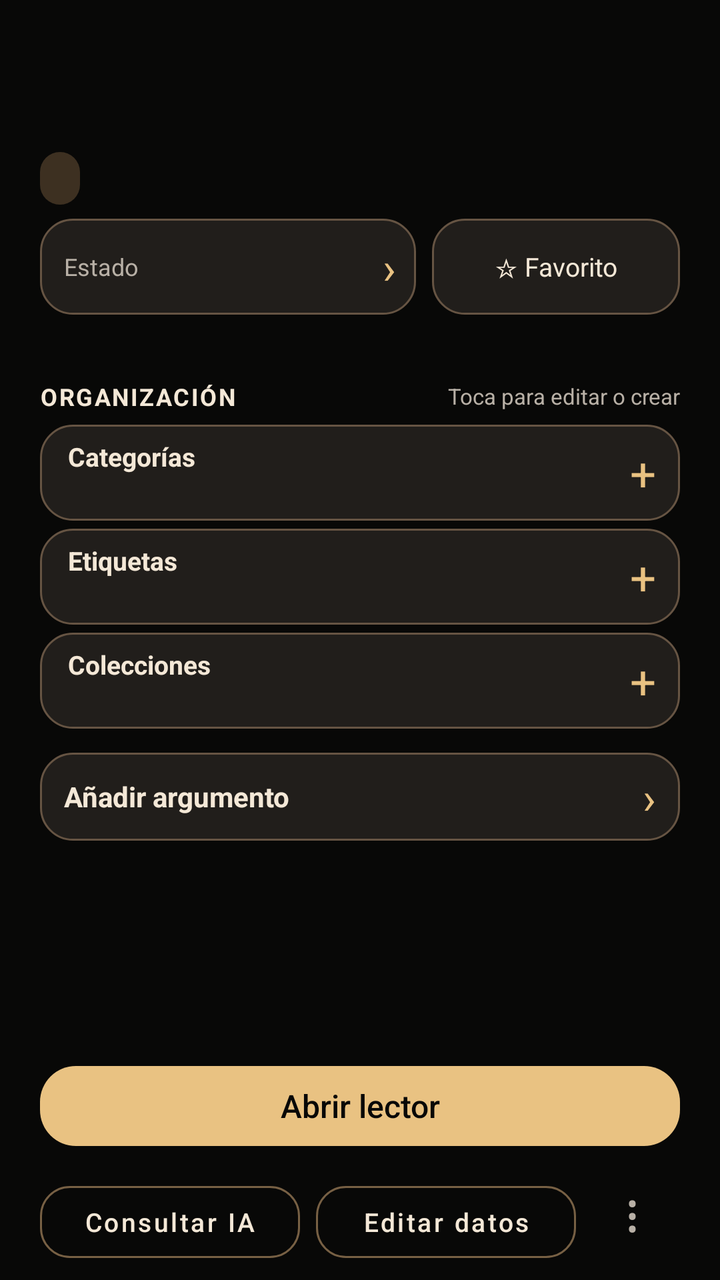
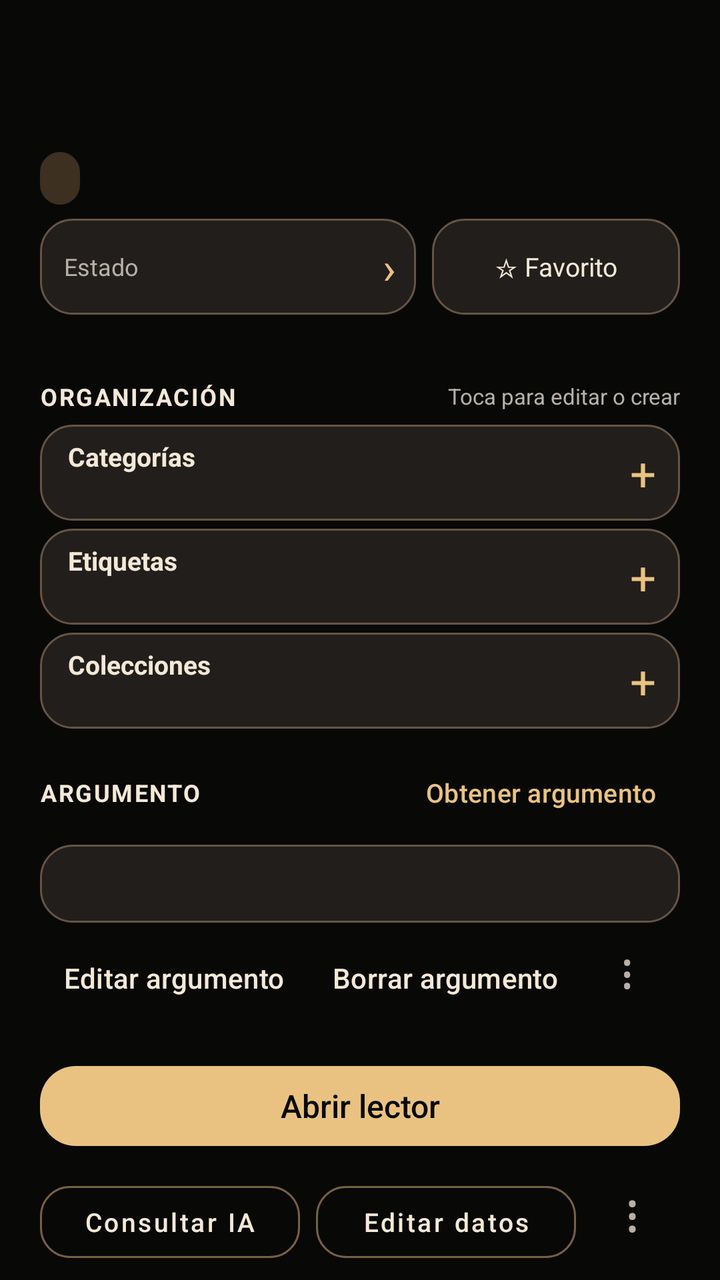

Before-and-after screenshots of an Android layout around one commit, followed by the original layout XML and the change that was made.
<!-- AndroidManifest.xml: application theme Theme.BibliotecaIA -->
<!-- res/layout/activity_book_detail.xml -->
<?xml version="1.0" encoding="utf-8"?>
<ScrollView xmlns:android="http://schemas.android.com/apk/res/android"
    xmlns:app="http://schemas.android.com/apk/res-auto"
    android:id="@+id/bookDetailScroll"
    android:layout_width="match_parent"
    android:layout_height="match_parent"
    android:background="@color/bia_background"
    android:fillViewport="true"
    android:clipToPadding="false"
    android:scrollbars="none">

    <LinearLayout
        android:layout_width="match_parent"
        android:layout_height="match_parent"
        android:orientation="vertical"
        android:paddingStart="20dp"
        android:paddingEnd="20dp"
        android:paddingTop="10dp"
        android:paddingBottom="10dp">

        <TextView
            android:id="@+id/txtDetailTitle"
            android:layout_width="match_parent"
            android:layout_height="wrap_content"
            android:maxLines="2"
            android:ellipsize="end"
            android:textSize="25sp"
            android:fontFamily="serif"
            android:textColor="@color/bia_text" />

        <TextView
            android:id="@+id/txtDetailAuthors"
            android:layout_width="match_parent"
            android:layout_height="wrap_content"
            android:layout_marginTop="3dp"
            android:maxLines="1"
            android:ellipsize="end"
            android:textSize="15sp"
            android:textColor="@color/bia_text_secondary" />

        <LinearLayout
            android:layout_width="match_parent"
            android:layout_height="wrap_content"
            android:layout_marginTop="10dp"
            android:orientation="horizontal"
            android:gravity="center_vertical">

            <TextView
                android:id="@+id/txtDetailFormat"
                android:layout_width="wrap_content"
                android:layout_height="wrap_content"
                android:paddingStart="10dp"
                android:paddingEnd="10dp"
                android:paddingTop="5dp"
                android:paddingBottom="5dp"
                android:background="@drawable/bg_book_detail_chip"
                android:textSize="12sp"
                android:textStyle="bold"
                android:textColor="@color/bia_accent" />

            <TextView
                android:id="@+id/txtDetailSize"
                android:layout_width="wrap_content"
                android:layout_height="wrap_content"
                android:layout_marginStart="12dp"
                android:textSize="12sp"
                android:textColor="@color/bia_text_secondary" />

            <TextView
                android:id="@+id/txtDetailAdded"
                android:layout_width="wrap_content"
                android:layout_height="wrap_content"
                android:layout_marginStart="12dp"
                android:textSize="12sp"
                android:textColor="@color/bia_text_secondary" />
        </LinearLayout>

        <LinearLayout
            android:layout_width="match_parent"
            android:layout_height="wrap_content"
            android:layout_marginTop="7dp"
            android:orientation="horizontal"
            android:gravity="center_vertical">

            <LinearLayout
                android:id="@+id/btnCycleStatus"
                android:layout_width="0dp"
                android:layout_height="48dp"
                android:layout_weight="1"
                android:orientation="horizontal"
                android:gravity="center_vertical"
                android:paddingStart="12dp"
                android:paddingEnd="10dp"
                android:background="@drawable/bg_book_detail_row"
                android:clickable="true"
                android:focusable="true">

                <TextView
                    android:layout_width="wrap_content"
                    android:layout_height="wrap_content"
                    android:text="@string/detail_status"
                    android:textSize="12sp"
                    android:textColor="@color/bia_text_secondary" />

                <TextView
                    android:id="@+id/txtDetailStatus"
                    android:layout_width="0dp"
                    android:layout_height="wrap_content"
                    android:layout_weight="1"
                    android:layout_marginStart="8dp"
                    android:maxLines="1"
                    android:ellipsize="end"
                    android:textStyle="bold"
                    android:textSize="13sp"
                    android:textColor="@color/bia_text" />

                <TextView
                    android:layout_width="wrap_content"
                    android:layout_height="wrap_content"
                    android:text="›"
                    android:textSize="22sp"
                    android:textColor="@color/bia_accent" />
            </LinearLayout>

            <TextView
                android:id="@+id/btnFavorite"
                android:layout_width="124dp"
                android:layout_height="48dp"
                android:layout_marginStart="8dp"
                android:background="@drawable/bg_book_detail_row"
                android:gravity="center"
                android:clickable="true"
                android:focusable="true"
                android:textSize="13sp"
                android:textColor="@color/bia_text"
                android:text="@string/detail_favorite_short" />
        </LinearLayout>

        <TextView
            android:id="@+id/txtDetailFile"
            android:layout_width="match_parent"
            android:layout_height="wrap_content"
            android:layout_marginTop="6dp"
            android:maxLines="1"
            android:ellipsize="middle"
            android:textSize="11sp"
            android:textColor="@color/bia_text_secondary" />

        <com.google.android.material.button.MaterialButton
            android:id="@+id/btnDownloadCentral"
            style="@style/Widget.MaterialComponents.Button.OutlinedButton"
            android:layout_width="match_parent"
            android:layout_height="wrap_content"
            android:text="@string/central_download"
            android:textAllCaps="false"
            android:visibility="gone" />

        <Button
            android:id="@+id/btnLink"
            style="@style/Widget.MaterialComponents.Button.OutlinedButton"
            android:layout_width="match_parent"
            android:layout_height="wrap_content"
            android:layout_marginTop="7dp"
            android:minHeight="48dp"
            android:text="@string/detail_link"
            android:textColor="@color/bia_accent"
            android:visibility="gone" />

        <com.google.android.material.button.MaterialButton
            android:id="@+id/btnRemoveLocalCopy"
            style="@style/Widget.MaterialComponents.Button.OutlinedButton"
            android:layout_width="match_parent"
            android:layout_height="wrap_content"
            android:layout_marginTop="4dp"
            android:minHeight="48dp"
            android:text="@string/detail_remove_local_button"
            android:textAllCaps="false"
            android:textColor="@color/bia_text_secondary"
            android:visibility="gone" />

        <LinearLayout
            android:layout_width="match_parent"
            android:layout_height="wrap_content"
            android:layout_marginTop="12dp"
            android:gravity="center_vertical"
            android:orientation="horizontal">

            <TextView
                android:layout_width="wrap_content"
                android:layout_height="wrap_content"
                android:text="@string/detail_organization_title"
                android:textAllCaps="true"
                android:letterSpacing="0.07"
                android:textStyle="bold"
                android:textSize="12sp"
                android:textColor="@color/bia_text" />

            <TextView
                android:layout_width="0dp"
                android:layout_height="wrap_content"
                android:layout_weight="1"
                android:gravity="end"
                android:text="@string/detail_organization_hint"
                android:textSize="11sp"
                android:textColor="@color/bia_text_secondary" />
        </LinearLayout>

        <LinearLayout
            android:id="@+id/btnEditCategories"
            android:layout_width="match_parent"
            android:layout_height="48dp"
            android:layout_marginTop="6dp"
            android:paddingStart="14dp"
            android:paddingEnd="12dp"
            android:orientation="horizontal"
            android:gravity="center_vertical"
            android:background="@drawable/bg_book_detail_row"
            android:clickable="true"
            android:focusable="true">
            <LinearLayout
                android:layout_width="0dp"
                android:layout_height="wrap_content"
                android:layout_weight="1"
                android:orientation="vertical">
                <TextView
                    android:layout_width="match_parent"
                    android:layout_height="wrap_content"
                    android:text="@string/detail_categories"
                    android:textSize="13sp"
                    android:textStyle="bold"
                    android:textColor="@color/bia_text" />
                <TextView
                    android:id="@+id/txtDetailCategories"
                    android:layout_width="match_parent"
                    android:layout_height="wrap_content"
                    android:maxLines="1"
                    android:ellipsize="end"
                    android:textSize="12sp"
                    android:textColor="@color/bia_text_secondary" />
            </LinearLayout>
            <TextView
                android:layout_width="wrap_content"
                android:layout_height="wrap_content"
                android:text="+"
                android:textSize="23sp"
                android:textColor="@color/bia_accent"
                android:importantForAccessibility="no" />
        </LinearLayout>

        <LinearLayout
            android:id="@+id/btnEditTags"
            android:layout_width="match_parent"
            android:layout_height="48dp"
            android:layout_marginTop="4dp"
            android:paddingStart="14dp"
            android:paddingEnd="12dp"
            android:orientation="horizontal"
            android:gravity="center_vertical"
            android:background="@drawable/bg_book_detail_row"
            android:clickable="true"
            android:focusable="true">
            <LinearLayout
                android:layout_width="0dp"
                android:layout_height="wrap_content"
                android:layout_weight="1"
                android:orientation="vertical">
                <TextView
                    android:layout_width="match_parent"
                    android:layout_height="wrap_content"
                    android:text="@string/detail_tags"
                    android:textSize="13sp"
                    android:textStyle="bold"
                    android:textColor="@color/bia_text" />
                <TextView
                    android:id="@+id/txtDetailTags"
                    android:layout_width="match_parent"
                    android:layout_height="wrap_content"
                    android:maxLines="1"
                    android:ellipsize="end"
                    android:textSize="12sp"
                    android:textColor="@color/bia_text_secondary" />
            </LinearLayout>
            <TextView
                android:layout_width="wrap_content"
                android:layout_height="wrap_content"
                android:text="+"
                android:textSize="23sp"
                android:textColor="@color/bia_accent"
                android:importantForAccessibility="no" />
        </LinearLayout>

        <LinearLayout
            android:id="@+id/btnEditCollections"
            android:layout_width="match_parent"
            android:layout_height="48dp"
            android:layout_marginTop="4dp"
            android:paddingStart="14dp"
            android:paddingEnd="12dp"
            android:orientation="horizontal"
            android:gravity="center_vertical"
            android:background="@drawable/bg_book_detail_row"
            android:clickable="true"
            android:focusable="true">
            <LinearLayout
                android:layout_width="0dp"
                android:layout_height="wrap_content"
                android:layout_weight="1"
                android:orientation="vertical">
                <TextView
                    android:layout_width="match_parent"
                    android:layout_height="wrap_content"
                    android:text="@string/detail_collections"
                    android:textSize="13sp"
                    android:textStyle="bold"
                    android:textColor="@color/bia_text" />
                <TextView
                    android:id="@+id/txtDetailCollections"
                    android:layout_width="match_parent"
                    android:layout_height="wrap_content"
                    android:maxLines="1"
                    android:ellipsize="end"
                    android:textSize="12sp"
                    android:textColor="@color/bia_text_secondary" />
            </LinearLayout>
            <TextView
                android:layout_width="wrap_content"
                android:layout_height="wrap_content"
                android:text="+"
                android:textSize="23sp"
                android:textColor="@color/bia_accent"
                android:importantForAccessibility="no" />
        </LinearLayout>

        
        <LinearLayout
            android:id="@+id/btnSynopsis"
            android:layout_width="match_parent"
            android:layout_height="44dp"
            android:layout_marginTop="12dp"
            android:orientation="horizontal"
            android:gravity="center_vertical"
            android:paddingStart="12dp"
            android:paddingEnd="12dp"
            android:background="@drawable/bg_book_detail_row"
            android:clickable="true"
            android:focusable="true"
            android:contentDescription="@string/detail_synopsis_add">
            <TextView
                android:id="@+id/txtSynopsisAction"
                android:layout_width="0dp"
                android:layout_height="wrap_content"
                android:layout_weight="1"
                android:text="@string/detail_synopsis_add"
                android:textColor="@color/bia_text"
                android:textSize="14sp"
                android:textStyle="bold"/>
            <TextView
                android:layout_width="wrap_content"
                android:layout_height="wrap_content"
                android:text="›"
                android:textColor="@color/bia_accent"
                android:textSize="22sp"
                android:importantForAccessibility="no"/>
        </LinearLayout>

        
        <Space
            android:layout_width="match_parent"
            android:layout_height="0dp"
            android:layout_weight="1" />

        <com.google.android.material.button.MaterialButton
            android:id="@+id/btnReadBook"
            app:cornerRadius="18dp"
            app:backgroundTint="@color/bia_accent"
            android:textColor="@color/bia_background"
            android:layout_width="match_parent"
            android:layout_height="48dp"
            android:layout_marginTop="9dp"
            android:text="@string/action_read_book"
            android:textAllCaps="false"
            android:textSize="16sp" />

        <LinearLayout
            android:layout_width="match_parent"
            android:layout_height="wrap_content"
            android:layout_marginTop="5dp"
            android:orientation="horizontal">

            <com.google.android.material.button.MaterialButton
                android:id="@+id/btnAi"
                style="@style/Widget.MaterialComponents.Button.OutlinedButton"
                app:cornerRadius="15dp"
                app:strokeColor="@color/bia_accent_low"
                android:layout_width="0dp"
                android:layout_height="48dp"
                android:layout_weight="1"
                android:text="@string/detail_ai"
                android:textAllCaps="false"
                android:textSize="13sp"
                android:textColor="@color/bia_text" />

            <com.google.android.material.button.MaterialButton
                android:id="@+id/btnEditMetadata"
                style="@style/Widget.MaterialComponents.Button.OutlinedButton"
                app:cornerRadius="15dp"
                app:strokeColor="@color/bia_accent_low"
                android:layout_width="0dp"
                android:layout_height="48dp"
                android:layout_marginStart="8dp"
                android:layout_weight="1"
                android:text="@string/btn_edit_metadata"
                android:textAllCaps="false"
                android:textSize="13sp"
                android:textColor="@color/bia_text" />
            <TextView
                android:id="@+id/btnDeleteEverywhere"
                android:layout_width="48dp"
                android:layout_height="48dp"
                android:layout_marginStart="4dp"
                android:gravity="center"
                android:text="⋮"
                android:textSize="26sp"
                android:textColor="@color/bia_text_secondary"
                android:background="?attr/selectableItemBackgroundBorderless"
                android:clickable="true"
                android:focusable="true"
                android:contentDescription="Opciones del libro" />
        </LinearLayout>
    </LinearLayout>
</ScrollView>
<!-- resources referenced by this layout -->
<resources>
  <color name="bia_accent">#E9C282</color>
  <color name="bia_accent_low">#776044</color>
  <color name="bia_background">#080807</color>
  <color name="bia_text">#F4E8D7</color>
  <color name="bia_text_secondary">#B8B0A6</color>
  <!-- drawable bg_book_detail_chip (drawable) -->
  <?xml version="1.0" encoding="utf-8"?>
  <shape xmlns:android="http://schemas.android.com/apk/res/android" android:shape="rectangle">
      <solid android:color="#3D3021" />
      <corners android:radius="12dp" />
  </shape>
  <string name="action_read_book">Abrir lector</string>
  <string name="btn_edit_metadata">Editar datos</string>
  <string name="central_download">Descargar en este dispositivo</string>
  <string name="detail_ai">Consultar IA</string>
  <string name="detail_categories">Categorías</string>
  <string name="detail_collections">Colecciones</string>
  <string name="detail_favorite_short">☆ Favorito</string>
  <string name="detail_link">Vincular archivo original (Drive u otro origen)…</string>
  <string name="detail_organization_hint">Toca para editar o crear</string>
  <string name="detail_organization_title">Organización</string>
  <string name="detail_remove_local_button">Eliminar del dispositivo</string>
  <string name="detail_status">Estado</string>
  <string name="detail_synopsis_add">Añadir argumento</string>
  <string name="detail_tags">Etiquetas</string>
  <color name="bia_surface">#1B1A18</color>
  <color name="bia_surface_high">#28241F</color>
  <color name="bia_outline">#49443D</color>
  <color name="bia_error">#F2A39B</color>
  <style name="ThemeOverlay.BibliotecaIA.Dialog" parent="ThemeOverlay.AppCompat.Dialog.Alert">
          <item name="android:windowBackground">@color/bia_surface</item>
          <item name="colorAccent">@color/bia_accent</item>
          <item name="android:textColorPrimary">@color/bia_text</item>
          <item name="android:textColorSecondary">@color/bia_text_secondary</item>
          <item name="colorControlNormal">@color/bia_outline_interactive</item>
          <item name="colorControlActivated">@color/bia_accent</item>
      </style>
  <dimen name="bia_touch_min">48dp</dimen>
  <dimen name="bia_space_md">12dp</dimen>
  <dimen name="bia_space_sm">8dp</dimen>
  <dimen name="bia_radius_button">10dp</dimen>
  <style name="TextAppearance.BibliotecaIA.Action">
          <item name="android:fontFamily">sans-serif-medium</item>
          <item name="android:textSize">14sp</item>
          <item name="android:lineSpacingExtra">6sp</item>
      </style>
  <style name="ShapeAppearance.Bia.Dialog" parent="ShapeAppearance.MaterialComponents.SmallComponent">
          <item name="cornerFamily">rounded</item>
          <item name="cornerSize">@dimen/bia_radius_panel</item>
      </style>
  <style name="TextAppearance.BibliotecaIA.DialogTitle" parent="MaterialAlertDialog.Material3.Title.Text">
          <item name="android:textSize">20sp</item>
          <item name="android:textStyle">bold</item>
          <item name="android:lineSpacingExtra">6sp</item>
      </style>
  <style name="Widget.BibliotecaIA.DialogButton" parent="Widget.Material3.Button.TextButton.Dialog">
          <item name="android:minHeight">@dimen/bia_touch_min</item>
          <item name="android:minWidth">64dp</item>
          <item name="android:textColor">@color/bia_accent</item>
          <item name="android:textAppearance">@style/TextAppearance.BibliotecaIA.Action</item>
      </style>
  <color name="bia_outline_interactive">#777168</color>
  <dimen name="bia_radius_panel">12dp</dimen>
  <!-- unchanged entries left out for length: 4 -->
</resources>

<!-- the commit's change to res/layout/activity_book_detail.xml (unified diff, before → after) -->
@@ -333,34 +333,120 @@
 
         
         <LinearLayout
-            android:id="@+id/btnSynopsis"
-            android:layout_width="match_parent"
-            android:layout_height="44dp"
+            android:layout_width="match_parent"
+            android:layout_height="wrap_content"
             android:layout_marginTop="12dp"
-            android:orientation="horizontal"
             android:gravity="center_vertical"
-            android:paddingStart="12dp"
-            android:paddingEnd="12dp"
+            android:orientation="horizontal">
+
+            <TextView
+                android:layout_width="wrap_content"
+                android:layout_height="wrap_content"
+                android:text="@string/detail_synopsis_section"
+                android:textAllCaps="true"
+                android:letterSpacing="0.07"
+                android:textStyle="bold"
+                android:textSize="12sp"
+                android:textColor="@color/bia_text" />
+
+            <TextView
+                android:id="@+id/txtSynopsisStatus"
+                android:layout_width="0dp"
+                android:layout_height="wrap_content"
+                android:layout_weight="1"
+                android:layout_marginStart="8dp"
+                android:gravity="end"
+                android:textSize="11sp"
+                android:maxLines="1"
+                android:ellipsize="end"
+                android:textColor="@color/bia_text_secondary" />
+
+            <com.google.android.material.button.MaterialButton
+                android:id="@+id/btnSynopsisObtain"
+                style="@style/Widget.Material3.Button.TextButton"
+                android:layout_width="wrap_content"
+                android:layout_height="wrap_content"
+                android:minHeight="40dp"
+                android:paddingStart="12dp"
+                android:paddingEnd="12dp"
+                android:text="@string/detail_synopsis_obtain"
+                android:textAllCaps="false"
+                android:textSize="13sp"
+                android:textColor="@color/bia_accent" />
+        </LinearLayout>
+
+        <TextView
+            android:id="@+id/btnSynopsisBody"
+            android:layout_width="match_parent"
+            android:layout_height="wrap_content"
+            android:layout_marginTop="6dp"
+            android:textSize="14sp"
+            android:lineSpacingExtra="3dp"
+            android:maxLines="6"
+            android:ellipsize="end"
+            android:textColor="@color/bia_text"
             android:background="@drawable/bg_book_detail_row"
+            android:paddingStart="14dp"
+            android:paddingEnd="14dp"
+            android:paddingTop="10dp"
+            android:paddingBottom="10dp"
             android:clickable="true"
             android:focusable="true"
-            android:contentDescription="@string/detail_synopsis_add">
-            <TextView
-                android:id="@+id/txtSynopsisAction"
-                android:layout_width="0dp"
-                android:layout_height="wrap_content"
-                android:layout_weight="1"
-                android:text="@string/detail_synopsis_add"
-                android:textColor="@color/bia_text"
-                android:textSize="14sp"
-                android:textStyle="bold"/>
-            <TextView
-                android:layout_width="wrap_content"
-                android:layout_height="wrap_content"
-                android:text="›"
-                android:textColor="@color/bia_accent"
-                android:textSize="22sp"
-                android:importantForAccessibility="no"/>
+            android:contentDescription="@string/detail_synopsis_section" />
+
+        <TextView
+            android:id="@+id/btnSynopsisExpand"
+            android:layout_width="wrap_content"
+            android:layout_height="32dp"
+            android:gravity="center_vertical"
+            android:paddingStart="10dp"
+            android:text="@string/detail_synopsis_expand"
+            android:textSize="12sp"
+            android:textColor="@color/bia_accent"
+            android:background="?attr/selectableItemBackground"
+            android:clickable="true"
+            android:focusable="true"
+            android:visibility="gone" />
+
+        <LinearLayout
+            android:id="@+id/rowSynopsisActions"
+            android:layout_width="match_parent"
+            android:layout_height="wrap_content"
+            android:layout_marginTop="2dp"
+            android:orientation="horizontal">
+
+            <com.google.android.material.button.MaterialButton
+                android:id="@+id/btnSynopsisEdit"
+                style="@style/Widget.Material3.Button.TextButton"
+                android:layout_width="wrap_content"
+                android:layout_height="wrap_content"
+                android:minHeight="44dp"
+                android:text="@string/detail_synopsis_edit"
+                android:textAllCaps="false"
+                android:textColor="@color/bia_text" />
+
+            <com.google.android.material.button.MaterialButton
+                android:id="@+id/btnSynopsisDelete"
+                style="@style/Widget.Material3.Button.TextButton"
+                android:layout_width="wrap_content"
+                android:layout_height="wrap_content"
+                android:minHeight="44dp"
+                android:text="@string/detail_synopsis_delete"
+                android:textAllCaps="false"
+                android:textColor="@color/bia_text" />
+
+            <TextView
+                android:id="@+id/btnSynopsisMore"
+                android:layout_width="44dp"
+                android:layout_height="44dp"
+                android:gravity="center"
+                android:text="⋮"
+                android:textSize="24sp"
+                android:textColor="@color/bia_text_secondary"
+                android:background="?attr/selectableItemBackgroundBorderless"
+                android:clickable="true"
+                android:focusable="true"
+                android:contentDescription="@string/detail_synopsis_more" />
         </LinearLayout>
 
         
<!-- resource entries referenced after the edit -->
@@ -23,7 +23,12 @@
   <string name="detail_organization_title">Organización</string>
   <string name="detail_remove_local_button">Eliminar del dispositivo</string>
   <string name="detail_status">Estado</string>
-  <string name="detail_synopsis_add">Añadir argumento</string>
+  <string name="detail_synopsis_delete">Borrar argumento</string>
+  <string name="detail_synopsis_edit">Editar argumento</string>
+  <string name="detail_synopsis_expand">Más</string>
+  <string name="detail_synopsis_more">Más opciones del argumento</string>
+  <string name="detail_synopsis_obtain">Obtener argumento</string>
+  <string name="detail_synopsis_section">Argumento</string>
   <string name="detail_tags">Etiquetas</string>
   <color name="bia_surface">#1B1A18</color>
   <color name="bia_surface_high">#28241F</color>
